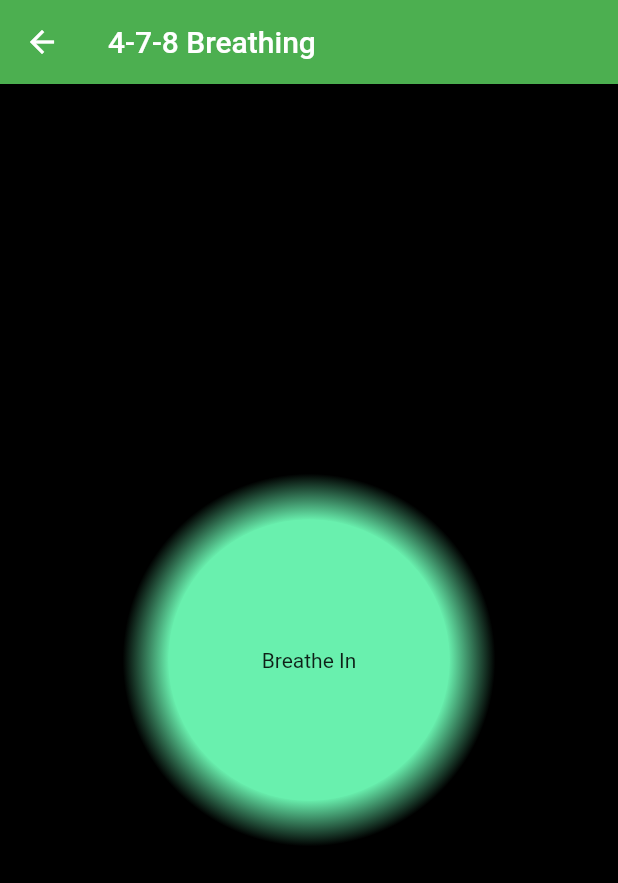
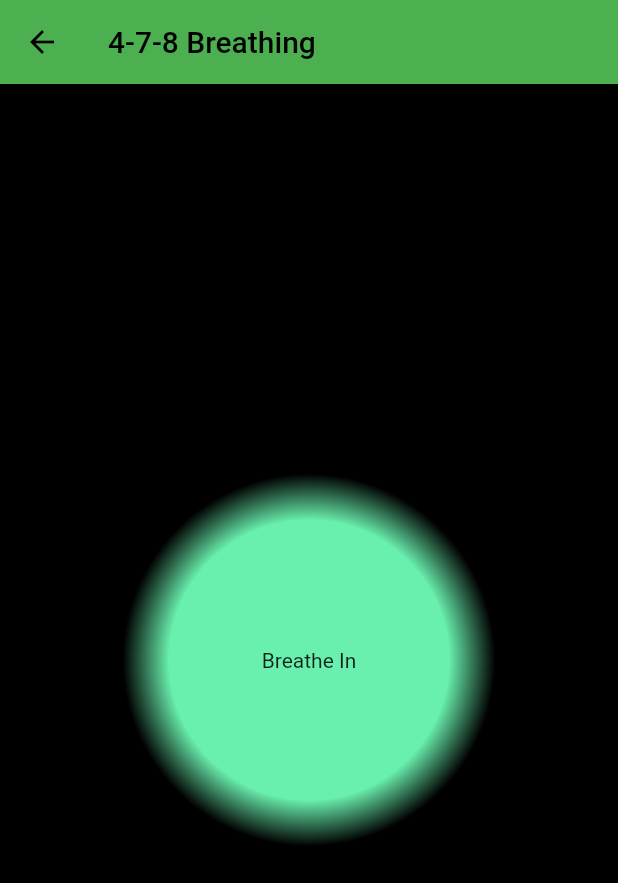
Before and after one commit to rishikesh1419/Calm-Breathing-Flutter, a Flutter app: the screen it shows after launch, after a tap on "4-7-8 Pattern", on a phone screen of 412 x 824 dp. Shown: the top 883 px of the screen. Run offline on Flutter 3.47's test engine with Material 2 defaults, Android fonts, the phone set to English and light mode, and no system bars.

Commit message:
Color fixes

```diff
--- a/lib/main.dart
+++ b/lib/main.dart
@@ -11,7 +11,7 @@ class CalmBreathing extends StatelessWidget {
   Widget build(BuildContext context) {
     return MaterialApp(
       debugShowCheckedModeBanner: false,
-      title: 'Flutter Demo',
+      title: appName,
       theme: ThemeData(
         primarySwatch: green,
         visualDensity: VisualDensity.adaptivePlatformDensity,
--- a/lib/screens/breathing.dart
+++ b/lib/screens/breathing.dart
@@ -30,7 +30,11 @@ class Breathing extends StatelessWidget {
     return Scaffold(
         backgroundColor: black,
         appBar: AppBar(
-          title: Text(pattern),
+          iconTheme: IconThemeData(color: black),
+          title: Text(
+            pattern,
+            style: TextStyle(color: black),
+          ),
         ),
         body: Column(
           children: [
--- a/lib/screens/home_screen.dart
+++ b/lib/screens/home_screen.dart
@@ -19,7 +19,7 @@ class HomeScreen extends StatelessWidget {
                   Container(
                     height: 200.0,
                     child: const Text(
-                      "Calm Breathing",
+                      appName,
                       style: TextStyle(
                         fontSize: 50.0,
                         color: green,
--- a/lib/utils/constants.dart
+++ b/lib/utils/constants.dart
@@ -1,6 +1,8 @@
 import 'package:flutter/material.dart';
 
+const appName = "Calm Breathing";
 const green = Colors.green;
 const black = Colors.black;
+const white = Colors.white;
 const greenAccent = Colors.greenAccent;
 const transparent = Colors.transparent;
--- a/lib/widgets/app_bar.dart
+++ b/lib/widgets/app_bar.dart
@@ -8,12 +8,12 @@ class MyAppBar extends StatelessWidget implements PreferredSizeWidget {
   const MyAppBar({Key key, this.home, this.info}) : super(key: key);
 
   @override
-  Size get preferredSize => const Size.fromHeight(70);
+  Size get preferredSize => const Size.fromHeight(kToolbarHeight);
 
   @override
   Widget build(BuildContext context) {
     return AppBar(
-      backgroundColor: transparent,
+      // backgroundColor: transparent,
       elevation: 0.0,
       leading: home == null
           ? GestureDetector(
@@ -22,7 +22,7 @@ class MyAppBar extends StatelessWidget implements PreferredSizeWidget {
               },
               child: Icon(
                 Icons.arrow_back_outlined,
-                color: green,
+                color: black,
               ))
           : null,
       actions: info == null
@@ -34,10 +34,10 @@ class MyAppBar extends StatelessWidget implements PreferredSizeWidget {
                   }));
                 },
                 child: Padding(
-                  padding: const EdgeInsets.all(8.0),
+                  padding: const EdgeInsets.only(right: 10),
                   child: Icon(
                     Icons.info,
-                    color: green,
+                    color: black,
                   ),
                 ),
               ),
--- a/pubspec.yaml
+++ b/pubspec.yaml
@@ -1,5 +1,5 @@
 name: calm_breathing
-description: A new Flutter project.
+description: Calm Breathing.
 
 # The following line prevents the package from being accidentally published to
 # pub.dev using `pub publish`. This is preferred for private packages.
```
Also changed, not shown: pubspec.lock.
